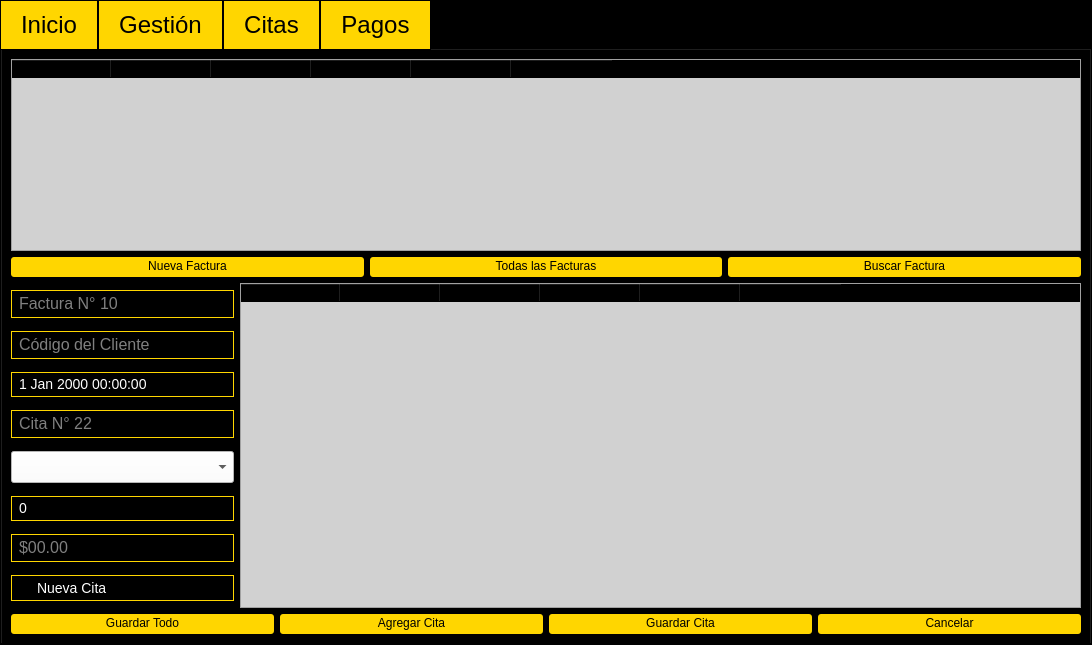
This is GymFitness/View/gymoperations.ui in J-Pinos3/Desktop_GymManagement as Qt 5 draws it before an edit. The edited form follows.
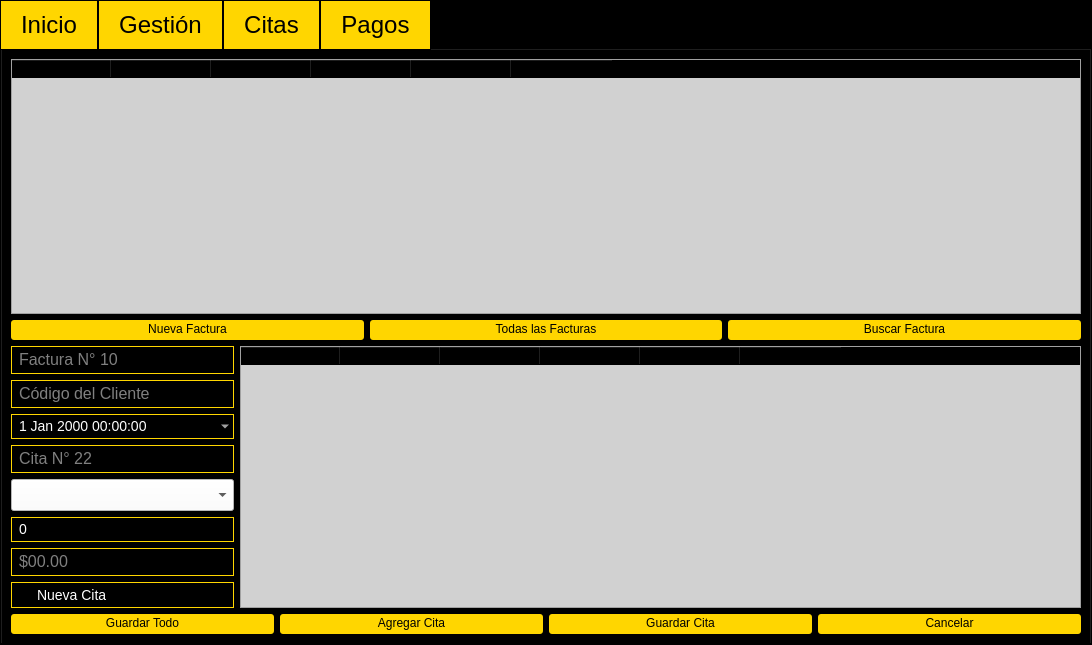
This is the edited form.

Diff of the .ui file:
```diff
--- a/GymFitness/View/gymoperations.ui
+++ b/GymFitness/View/gymoperations.ui
@@ -554,7 +554,7 @@
          <item>
           <widget class="QTableWidget" name="tblWidAppointInvoice">
            <property name="sizePolicy">
-            <sizepolicy hsizetype="Expanding" vsizetype="Fixed">
+            <sizepolicy hsizetype="Expanding" vsizetype="Expanding">
              <horstretch>0</horstretch>
              <verstretch>0</verstretch>
             </sizepolicy>
@@ -657,6 +657,9 @@
                  <verstretch>0</verstretch>
                 </sizepolicy>
                </property>
+               <property name="calendarPopup">
+                <bool>true</bool>
+               </property>
               </widget>
              </item>
              <item>
```
Left out of the diff: 2 changed lines with no effect on the pictures.
